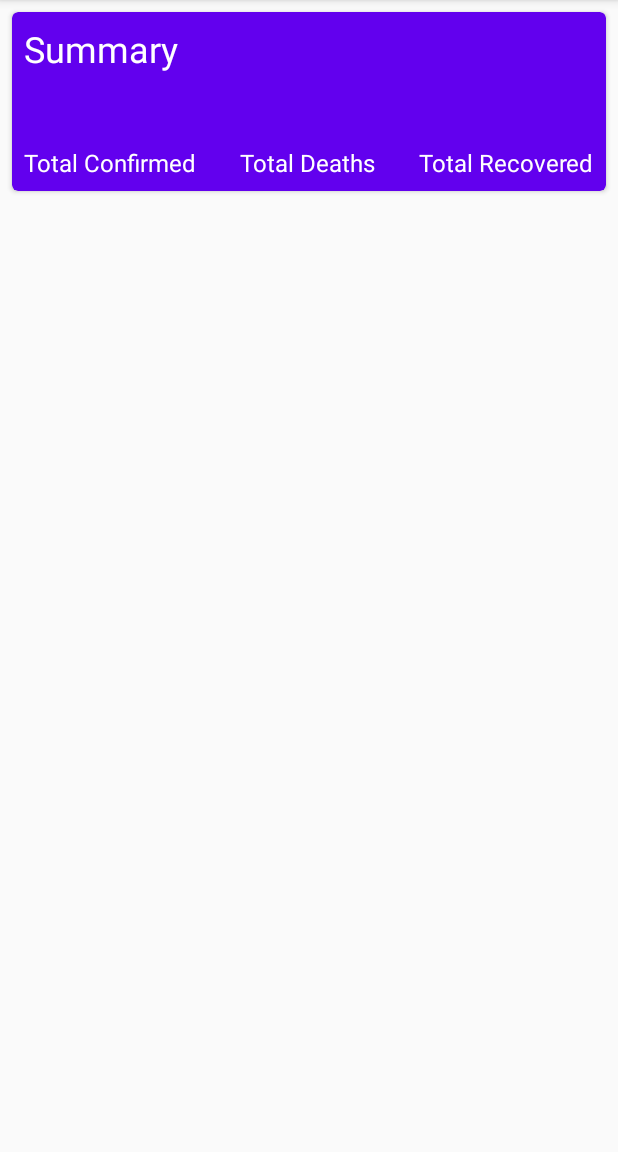
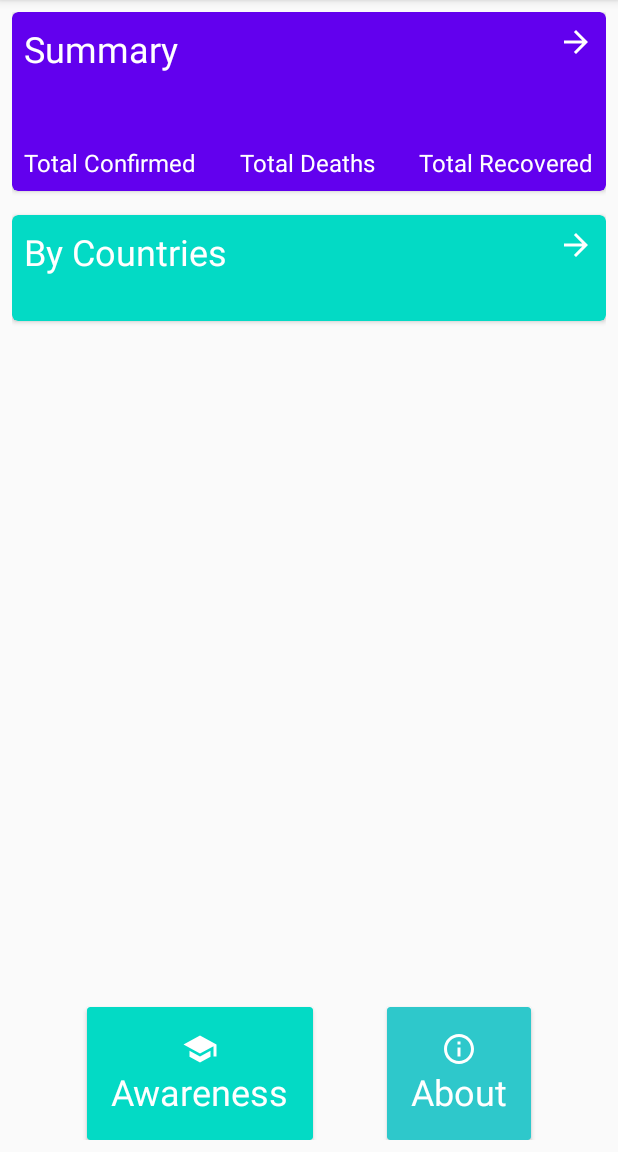
Before and after one commit to pfieffer/CovidInfo, an Android app: the screen it shows after launch (MainActivity), on a phone screen of 412 x 824 dp, the part 84-1236 px from its top. Run offline under Robolectric (Android 15) with nearby library versions, the phone set to English and light mode, and no system bars; our stand-ins replace data binding; libraries missing offline, so code that uses them is left out: com.itkacher.okhttpprofiler; Roboto replaces fonts that are not available here; 9 statements that could not run were skipped.

Commit message:
feat: Initial design for main screen and Wire up navigator

```diff
--- a/app/build.gradle
+++ b/app/build.gradle
@@ -59,4 +59,5 @@ dependencies {
     implementation "androidx.lifecycle:lifecycle-extensions:$rootProject.lifecycle_version"
 
     implementation 'androidx.cardview:cardview:1.0.0'
+    implementation "com.google.android.material:material:1.1.0"
 }
--- a/app/src/main/java/com/ravigarbuja/covidinfo/ui/MainActivity.kt
+++ b/app/src/main/java/com/ravigarbuja/covidinfo/ui/MainActivity.kt
@@ -10,7 +10,7 @@ import com.ravigarbuja.covidinfo.util.Status
 import com.ravigarbuja.covidinfo.util.showToast
 import org.koin.androidx.viewmodel.ext.android.viewModel
 
-class MainActivity : BaseActivity<MainViewModel, ActivityMainBinding>() {
+class MainActivity : BaseActivity<MainViewModel, ActivityMainBinding>(), MainNavigator {
 
     private val mainViewModel: MainViewModel by viewModel()
 
@@ -25,7 +25,7 @@ class MainActivity : BaseActivity<MainViewModel, ActivityMainBinding>() {
     override fun onCreate(savedInstanceState: Bundle?) {
         super.onCreate(savedInstanceState)
         mBinding = mViewDataBinding
-
+        mainViewModel.setNavigator(this)
         initObservable()
 
     }
@@ -52,4 +52,18 @@ class MainActivity : BaseActivity<MainViewModel, ActivityMainBinding>() {
             })
         }
     }
+
+    /**
+     * Start: MainNavigator Implementations
+     */
+    override fun navigateToSummaryDetail() {
+        showToast("Navigate to Summary detail screen")
+    }
+
+    override fun navigateToByCountriesScreen() {
+        showToast("Navigate to By Countries screen")
+    }
+    /**
+     * End: MainNavigator Implementations
+     */
 }
--- a/app/src/main/java/com/ravigarbuja/covidinfo/ui/MainNavigator.kt
+++ b/app/src/main/java/com/ravigarbuja/covidinfo/ui/MainNavigator.kt
@@ -1,3 +1,6 @@
 package com.ravigarbuja.covidinfo.ui
 
-interface MainNavigator
+interface MainNavigator{
+    fun navigateToSummaryDetail()
+    fun navigateToByCountriesScreen()
+}
--- a/app/src/main/java/com/ravigarbuja/covidinfo/ui/MainViewModel.kt
+++ b/app/src/main/java/com/ravigarbuja/covidinfo/ui/MainViewModel.kt
@@ -29,5 +29,12 @@ class MainViewModel(
         totalRecovered.postValue(data.global.totalRecovered.toString())
     }
 
+    fun onSummaryClicked(){
+        getNavigator().navigateToSummaryDetail()
+    }
+
+    fun onByCountriesClicked(){
+        getNavigator().navigateToByCountriesScreen()
+    }
 
 }
--- /dev/null
+++ b/app/src/main/res/drawable/btn_gradient_bg.xml
@@ -0,0 +1,8 @@
+<?xml version="1.0" encoding="utf-8"?>
+<shape xmlns:android="http://schemas.android.com/apk/res/android"
+    android:shape="rectangle">
+    <gradient
+        android:startColor="@color/colorBtnUp"
+        android:endColor="@color/colorBtnDown"
+        android:angle="90" />
+</shape>
--- /dev/null
+++ b/app/src/main/res/drawable/ic_arrow_forward_white_24dp.xml
@@ -0,0 +1,5 @@
+<vector android:height="24dp" android:tint="#FFFFFF"
+    android:viewportHeight="24.0" android:viewportWidth="24.0"
+    android:width="24dp" xmlns:android="http://schemas.android.com/apk/res/android">
+    <path android:fillColor="#FF000000" android:pathData="M12,4l-1.41,1.41L16.17,11H4v2h12.17l-5.58,5.59L12,20l8,-8z"/>
+</vector>
--- /dev/null
+++ b/app/src/main/res/drawable/ic_info_outline_white_24dp.xml
@@ -0,0 +1,5 @@
+<vector android:height="24dp" android:tint="#FFFFFF"
+    android:viewportHeight="24.0" android:viewportWidth="24.0"
+    android:width="24dp" xmlns:android="http://schemas.android.com/apk/res/android">
+    <path android:fillColor="#FF000000" android:pathData="M11,17h2v-6h-2v6zM12,2C6.48,2 2,6.48 2,12s4.48,10 10,10 10,-4.48 10,-10S17.52,2 12,2zM12,20c-4.41,0 -8,-3.59 -8,-8s3.59,-8 8,-8 8,3.59 8,8 -3.59,8 -8,8zM11,9h2L13,7h-2v2z"/>
+</vector>
--- /dev/null
+++ b/app/src/main/res/drawable/ic_school_white_24dp.xml
@@ -0,0 +1,5 @@
+<vector android:height="24dp" android:tint="#FFFFFF"
+    android:viewportHeight="24.0" android:viewportWidth="24.0"
+    android:width="24dp" xmlns:android="http://schemas.android.com/apk/res/android">
+    <path android:fillColor="#FF000000" android:pathData="M5,13.18v4L12,21l7,-3.82v-4L12,17l-7,-3.82zM12,3L1,9l11,6 9,-4.91V17h2V9L12,3z"/>
+</vector>
--- a/app/src/main/res/layout/activity_main.xml
+++ b/app/src/main/res/layout/activity_main.xml
@@ -13,15 +13,17 @@
     <androidx.constraintlayout.widget.ConstraintLayout
         android:layout_width="match_parent"
         android:layout_height="match_parent"
+        android:layout_margin="@dimen/margin_padding_medium"
         tools:context=".ui.MainActivity">
 
         <androidx.cardview.widget.CardView
+            android:id="@+id/cv_summary"
             android:layout_width="match_parent"
             android:layout_height="wrap_content"
-            android:layout_margin="@dimen/margin_padding_medium"
+            android:onClick="@{()->viewModel.onSummaryClicked()}"
             app:cardBackgroundColor="@color/colorPrimary"
             app:cardCornerRadius="@dimen/card_corner_radius"
-            app:cardElevation="@dimen/cardview_default_elevation"
+            app:cardElevation="@dimen/card_elevation"
             app:layout_constraintStart_toStartOf="parent"
             app:layout_constraintTop_toTopOf="parent">
 
@@ -35,7 +37,9 @@
                     style="@style/TextAppearance.Text.Headline.White"
                     android:layout_width="match_parent"
                     android:layout_height="wrap_content"
-                    android:text="Summary" />
+                    android:text="@string/txt_summary"
+                    app:layout_constraintStart_toStartOf="parent"
+                    app:layout_constraintTop_toTopOf="parent" />
 
                 <TextView
                     android:id="@+id/tv_total_confirmed"
@@ -102,10 +106,102 @@
                     app:layout_constraintStart_toEndOf="@id/tv_total_deaths_label"
                     app:layout_constraintTop_toBottomOf="@id/tv_total_recovered" />
 
+                <ImageView
+                    android:layout_width="wrap_content"
+                    android:layout_height="wrap_content"
+                    android:src="@drawable/ic_arrow_forward_white_24dp"
+                    app:layout_constraintEnd_toEndOf="parent"
+                    app:layout_constraintTop_toTopOf="parent" />
+
             </androidx.constraintlayout.widget.ConstraintLayout>
 
 
         </androidx.cardview.widget.CardView>
 
+        <androidx.cardview.widget.CardView
+            android:onClick="@{()->viewModel.onByCountriesClicked()}"
+            android:layout_width="match_parent"
+            android:layout_height="wrap_content"
+            android:layout_marginTop="@dimen/margin_padding_large"
+            app:cardBackgroundColor="@color/colorAccent"
+            app:cardCornerRadius="@dimen/card_corner_radius"
+            app:cardElevation="@dimen/card_elevation"
+            app:layout_constraintStart_toStartOf="parent"
+            app:layout_constraintTop_toBottomOf="@id/cv_summary">
+
+            <androidx.constraintlayout.widget.ConstraintLayout
+                android:layout_width="match_parent"
+                android:layout_height="match_parent"
+                android:padding="@dimen/margin_padding_medium">
+
+                <TextView
+                    android:id="@+id/tv_label_countries"
+                    style="@style/TextAppearance.Text.Headline.White"
+                    android:layout_width="wrap_content"
+                    android:layout_height="wrap_content"
+                    android:text="By Countries"
+                    app:layout_constraintStart_toStartOf="parent"
+                    app:layout_constraintTop_toTopOf="parent" />
+
+                <ImageView
+                    android:layout_width="wrap_content"
+                    android:layout_height="wrap_content"
+                    android:src="@drawable/ic_arrow_forward_white_24dp"
+                    app:layout_constraintEnd_toEndOf="parent"
+                    app:layout_constraintTop_toTopOf="parent" />
+
+                <TextView
+                    style="@style/TextAppearance.Text.White"
+                    android:layout_width="wrap_content"
+                    android:layout_height="wrap_content"
+                    app:layout_constraintStart_toStartOf="parent"
+                    app:layout_constraintTop_toBottomOf="@id/tv_label_countries"
+                    tools:text="268 Countries" />
+
+            </androidx.constraintlayout.widget.ConstraintLayout>
+
+
+        </androidx.cardview.widget.CardView>
+
+        <androidx.cardview.widget.CardView
+            app:cardBackgroundColor="@color/colorAccent"
+            app:cardElevation="@dimen/card_elevation"
+            app:layout_constraintBottom_toBottomOf="parent"
+            app:layout_constraintStart_toStartOf="parent"
+            app:layout_constraintEnd_toStartOf="@id/cv_about"
+            android:id="@+id/cv_awareness"
+            android:layout_width="wrap_content"
+            android:layout_height="wrap_content">
+
+            <TextView
+                style="@style/TextAppearance.Text.Headline.White"
+                android:padding="@dimen/margin_padding_large"
+                android:drawableTop="@drawable/ic_school_white_24dp"
+                android:text="Awareness"
+                android:layout_width="wrap_content"
+                android:layout_height="wrap_content"/>
+
+        </androidx.cardview.widget.CardView>
+
+        <androidx.cardview.widget.CardView
+            app:cardBackgroundColor="@color/colorBtnDown"
+            app:cardElevation="@dimen/card_elevation"
+            app:layout_constraintBottom_toBottomOf="parent"
+            app:layout_constraintStart_toEndOf="@id/cv_awareness"
+            app:layout_constraintEnd_toEndOf="parent"
+            android:id="@+id/cv_about"
+            android:layout_width="wrap_content"
+            android:layout_height="wrap_content">
+
+            <TextView
+                style="@style/TextAppearance.Text.Headline.White"
+                android:padding="@dimen/margin_padding_large"
+                android:drawableTop="@drawable/ic_info_outline_white_24dp"
+                android:text="About"
+                android:layout_width="wrap_content"
+                android:layout_height="wrap_content"/>
+
+        </androidx.cardview.widget.CardView>
+
     </androidx.constraintlayout.widget.ConstraintLayout>
 </layout>
--- a/app/src/main/res/values/colors.xml
+++ b/app/src/main/res/values/colors.xml
@@ -5,4 +5,9 @@
     <color name="colorAccent">#03DAC5</color>
 
     <color name="colorProgressBg">#8C6200EE</color>
+
+    <color name="colorBtnDown">#2ec8cb</color>
+    <color name="colorBtnUp">#3adc92</color>
+
+    <color name="colorGenericBackground">#253858</color>
 </resources>
--- a/app/src/main/res/values/dimen.xml
+++ b/app/src/main/res/values/dimen.xml
@@ -7,8 +7,10 @@
 
     <!--region: Card dimens-->
     <dimen name="card_corner_radius">4dp</dimen>
-    <dimen name="card_elevation">4dp</dimen>
+    <dimen name="card_elevation">2dp</dimen>
 
     <!--region: Text Sizes-->
     <dimen name="txt_size_large">24sp</dimen>
+
+    <dimen name="btn_corner_radius">8dp</dimen>
 </resources>
--- a/app/src/main/res/values/strings.xml
+++ b/app/src/main/res/values/strings.xml
@@ -3,4 +3,5 @@
     <string name="txt_total_confirmed">Total Confirmed</string>
     <string name="txt_total_deaths">Total Deaths</string>
     <string name="txt_total_recovered">Total Recovered</string>
+    <string name="txt_summary">Summary</string>
 </resources>
--- a/app/src/main/res/values/styles.xml
+++ b/app/src/main/res/values/styles.xml
@@ -22,4 +22,9 @@
         <item name="android:textColor">@android:color/white</item>
     </style>
 
+    <style name="Button" parent="Widget.MaterialComponents.Button">
+        <item name="android:background">@drawable/btn_gradient_bg</item>
+        <item name="cornerRadius">@dimen/btn_corner_radius</item>
+    </style>
+
 </resources>
```
